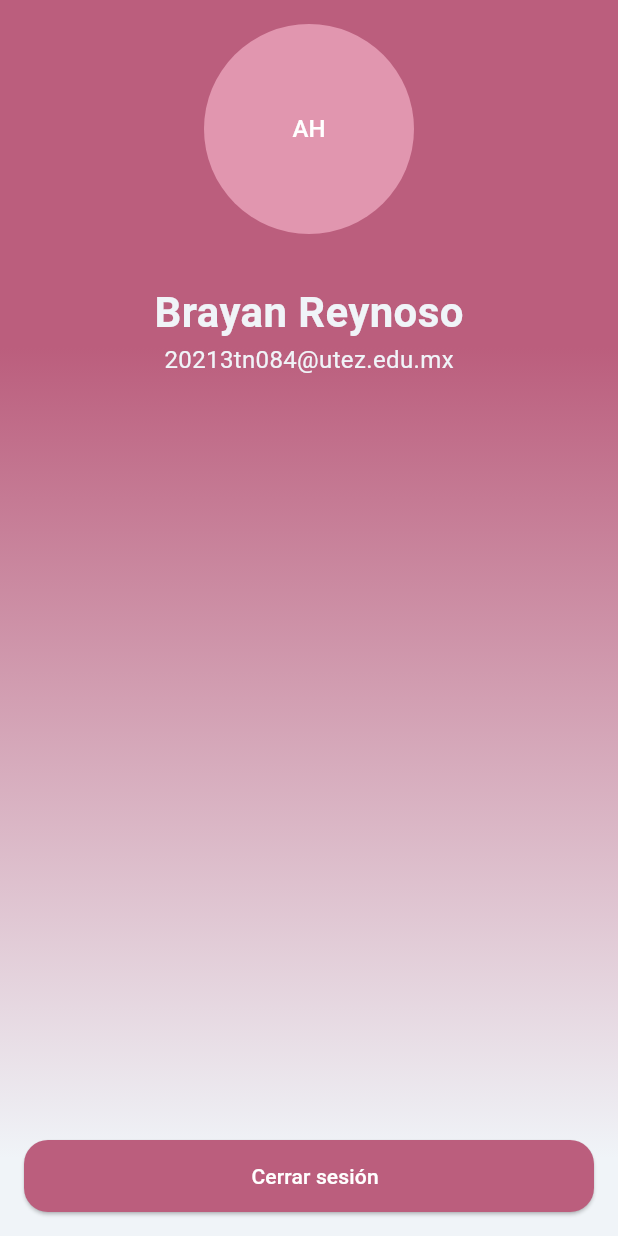
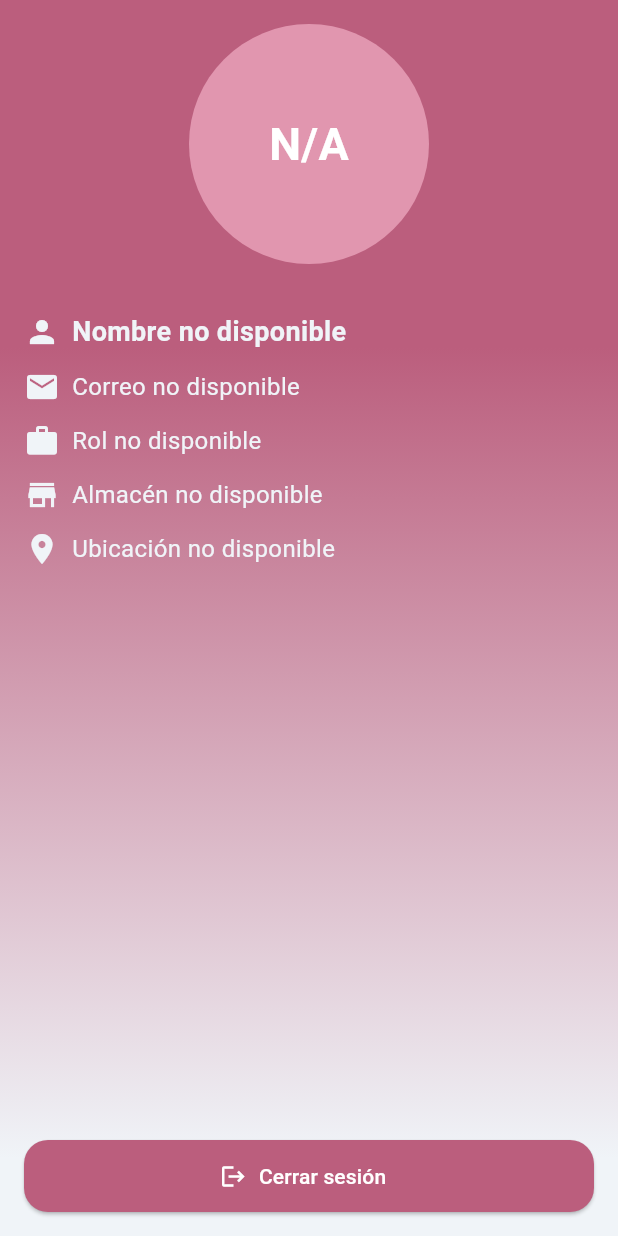
Before and after one commit to Mrls09/warehouse_master_mobile, a Flutter app: the ProfileScreen screen opened directly, on a phone screen of 412 x 824 dp. Run offline on Flutter 3.47's test engine with Material 3 defaults, Android fonts, the phone set to English and light mode, and no system bars; our stand-ins replace dio, flutter_secure_storage, flutter_svg, image_picker, shared_preferences, shimmer; missing offline and left inert: qr_code_dart_scan; accounts and stored records are empty; network calls fail.

Commit message:
[Update] update login screen, profile screen and auth service

```diff
--- a/lib/modules/auth/login_screen.dart
+++ b/lib/modules/auth/login_screen.dart
@@ -43,15 +43,13 @@ class _LoginScreenState extends State<LoginScreen> {
       setState(() {
         _isLoading = true;
       });
-      /*
-       print('Email ingresado: $email');
-      print('Contraseña ingresada: $password');
-      */
 
       final success = await _authService.login(email, password);
 
       if (success) {
         final token = await _authService.getToken();
+        final uid = await _authService.getUid();
+        print('UID guardado: $uid');
         if (token != null) {
           await _saveToken(token);
         }
--- a/lib/modules/profile/screens/profile_screen.dart
+++ b/lib/modules/profile/screens/profile_screen.dart
@@ -1,6 +1,7 @@
 import 'package:flutter/material.dart';
-import 'package:flutter_svg/svg.dart';
-import 'package:shared_preferences/shared_preferences.dart'; // Importar para SharedPreferences
+import 'package:flutter_svg/flutter_svg.dart';
+import 'package:shared_preferences/shared_preferences.dart';
+import 'package:dio/dio.dart'; // Agregar import para Dio
 import 'package:warehouse_master_mobile/styles/theme/app_theme.dart';
 
 class ProfileScreen extends StatefulWidget {
@@ -11,10 +12,66 @@ class ProfileScreen extends StatefulWidget {
 }
 
 class _ProfileScreenState extends State<ProfileScreen> {
-  // Método para eliminar el token de SharedPreferences
+  String _name = '';
+  String _email = '';
+  String _role = '';
+  String _warehouse = '';
+  String _location = '';
+  bool _isLoading = true;
+
+  @override
+  void initState() {
+    super.initState();
+    _fetchUserData();
+  }
+
+  // Método para obtener el token y UID de SharedPreferences y hacer la petición
+  Future<void> _fetchUserData() async {
+    final prefs = await SharedPreferences.getInstance();
+    final uid = prefs.getString('auth_uid'); // Obtener el UID
+
+    if (uid != null) {
+      try {
+        final dio = Dio();
+        final response = await dio.get(
+          'https://az3dtour.online:8443/warehouse-master-api/users/get-user-uid/$uid',
+        );
+
+        if (response.statusCode == 200) {
+          setState(() {
+            _name = response.data['data']['name'];
+            _email = response.data['data']['email'];
+            _role = response.data['data']['role'];
+            _warehouse = response.data['data']['warehouse']['name'];
+            _location = response.data['data']['warehouse']['location'];
+            _isLoading = false;
+          });
+        } else {
+          setState(() {
+            _isLoading = false;
+          });
+          print('Error: ${response.statusCode}');
+        }
+      } catch (e) {
+        setState(() {
+          _isLoading = false;
+        });
+        print('Error en la petición: $e');
+      }
+    } else {
+      setState(() {
+        _isLoading = false;
+      });
+      print('UID no encontrado.');
+    }
+  }
+
+  // Método para eliminar el token y uid de SharedPreferences
   Future<void> _logout() async {
     final prefs = await SharedPreferences.getInstance();
     await prefs.remove('auth_token'); // Eliminar el token guardado
+    await prefs.remove('auth_uid');   // Eliminar el uid guardado
+
     // Navegar a la pantalla de login o inicio
     Navigator.pushReplacementNamed(context, '/'); // Redirigir al login
   }
@@ -35,32 +92,110 @@ class _ProfileScreenState extends State<ProfileScreen> {
               padding: const EdgeInsets.all(16),
               child: Column(
                 children: [
-                  const Column(
-                    children: [
+                  // Avatar del usuario
                   CircleAvatar(
                     backgroundColor: AppColors.softPinkBackground,
                     foregroundColor: Colors.white,
-                        radius: 70,
-                        child: Text('AH'),
+                    radius: 80,
+                    child: Text(
+                      _name.isNotEmpty ? _name[0].toUpperCase() : 'N/A',
+                      style: const TextStyle(fontSize: 30, fontWeight: FontWeight.bold),
                     ),
-                      SizedBox(
-                        height: 32,
                   ),
+                  const SizedBox(height: 32),
+
+                  // Información del usuario
+                  if (_isLoading)
+                    const Center(child: CircularProgressIndicator())
+                  else
                     Column(
-                        crossAxisAlignment: CrossAxisAlignment.center,
+                      crossAxisAlignment: CrossAxisAlignment.start,
                       children: [
-                          Text(
-                            'Brayan Reynoso',
-                            style: TextStyle(
-                              fontSize: 28,
+                        // Nombre
+                        Row(
+                          children: [
+                            const Icon(Icons.person, color: AppColors.lightGray),
+                            const SizedBox(width: 8),
+                            Expanded(
+                              child: Text(
+                                _name.isNotEmpty ? _name : 'Nombre no disponible',
+                                style: const TextStyle(
+                                  fontSize: 18,
                                   color: AppColors.lightGray,
                                   fontWeight: FontWeight.bold,
                                 ),
                               ),
-                          Text('20213tn084@utez.edu.mx',
-                             style: TextStyle(
+                            ),
+                          ],
+                        ),
+                        const SizedBox(height: 12),
+
+                        // Correo
+                        Row(
+                          children: [
+                            const Icon(Icons.email, color: AppColors.lightGray),
+                            const SizedBox(width: 8),
+                            Expanded(
+                              child: Text(
+                                _email.isNotEmpty ? _email : 'Correo no disponible',
+                                style: const TextStyle(
                                   fontSize: 16,
                                   color: AppColors.lightGray,
+                                ),
+                              ),
+                            ),
+                          ],
+                        ),
+                        const SizedBox(height: 12),
+
+                        // Rol
+                        Row(
+                          children: [
+                            const Icon(Icons.work, color: AppColors.lightGray),
+                            const SizedBox(width: 8),
+                            Expanded(
+                              child: Text(
+                                _role.isNotEmpty ? 'Rol: $_role' : 'Rol no disponible',
+                                style: const TextStyle(
+                                  fontSize: 16,
+                                  color: AppColors.lightGray,
+                                ),
+                              ),
+                            ),
+                          ],
+                        ),
+                        const SizedBox(height: 12),
+
+                        // Almacén
+                        Row(
+                          children: [
+                            const Icon(Icons.store, color: AppColors.lightGray),
+                            const SizedBox(width: 8),
+                            Expanded(
+                              child: Text(
+                                _warehouse.isNotEmpty ? 'Almacén: $_warehouse' : 'Almacén no disponible',
+                                style: const TextStyle(
+                                  fontSize: 16,
+                                  color: AppColors.lightGray,
+                                ),
+                              ),
+                            ),
+                          ],
+                        ),
+                        const SizedBox(height: 12),
+
+                        // Ubicación
+                        Row(
+                          children: [
+                            const Icon(Icons.location_on, color: AppColors.lightGray),
+                            const SizedBox(width: 8),
+                            Expanded(
+                              child: Text(
+                                _location.isNotEmpty ? 'Ubicación: $_location' : 'Ubicación no disponible',
+                                style: const TextStyle(
+                                  fontSize: 16,
+                                  color: AppColors.lightGray,
+                                ),
                               ),
                             ),
                           ],
@@ -68,29 +203,22 @@ class _ProfileScreenState extends State<ProfileScreen> {
                       ],
                     ),
                   const Spacer(),
+                  // Botón de cerrar sesión
                   SizedBox(
                     width: double.infinity,
                     height: 48,
-                    child: ElevatedButton(
+                    child: ElevatedButton.icon(
                       onPressed: _logout, // Llamar a la función de logout
-                      style: OutlinedButton.styleFrom(
-                          foregroundColor: AppColors.lightGray,
+                      style: ElevatedButton.styleFrom(
                         backgroundColor: AppColors.rosePrimary,
                         shape: RoundedRectangleBorder(
-                              borderRadius: BorderRadius.circular(16))),
-                      child: const Row(
-                        mainAxisAlignment: MainAxisAlignment.center,
-                        children: [
-                          /*Icon(
-                            Icons.logout, // Ícono de cerrar sesión
-                            color: Colors.white,
-                          ),*/
-                          SizedBox(width: 8),
-                          Text(
+                          borderRadius: BorderRadius.circular(16),
+                        ),
+                      ),
+                      icon: const Icon(Icons.logout, color: Colors.white),
+                      label: const Text(
                         'Cerrar sesión',
                         style: TextStyle(color: Colors.white),
-                          ),
-                        ],
                       ),
                     ),
                   ),
```
Also changed, not shown: lib/modules/auth/auth_service.dart (+21 -2 lines). Lines whose indentation alone changed are shown as unchanged.
